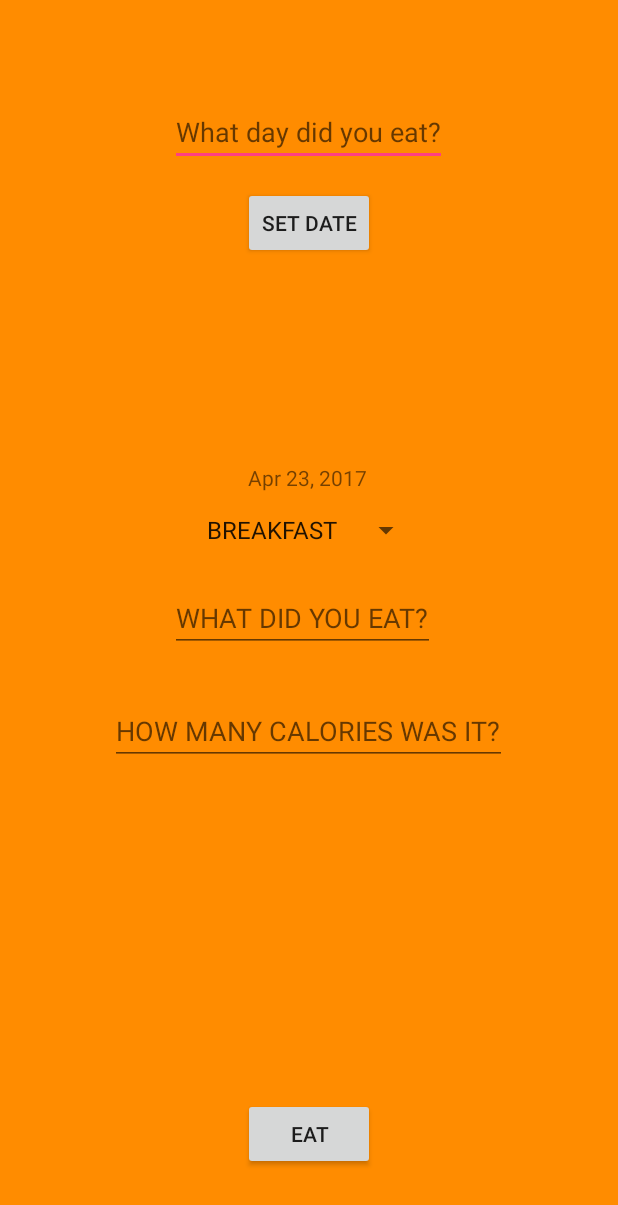
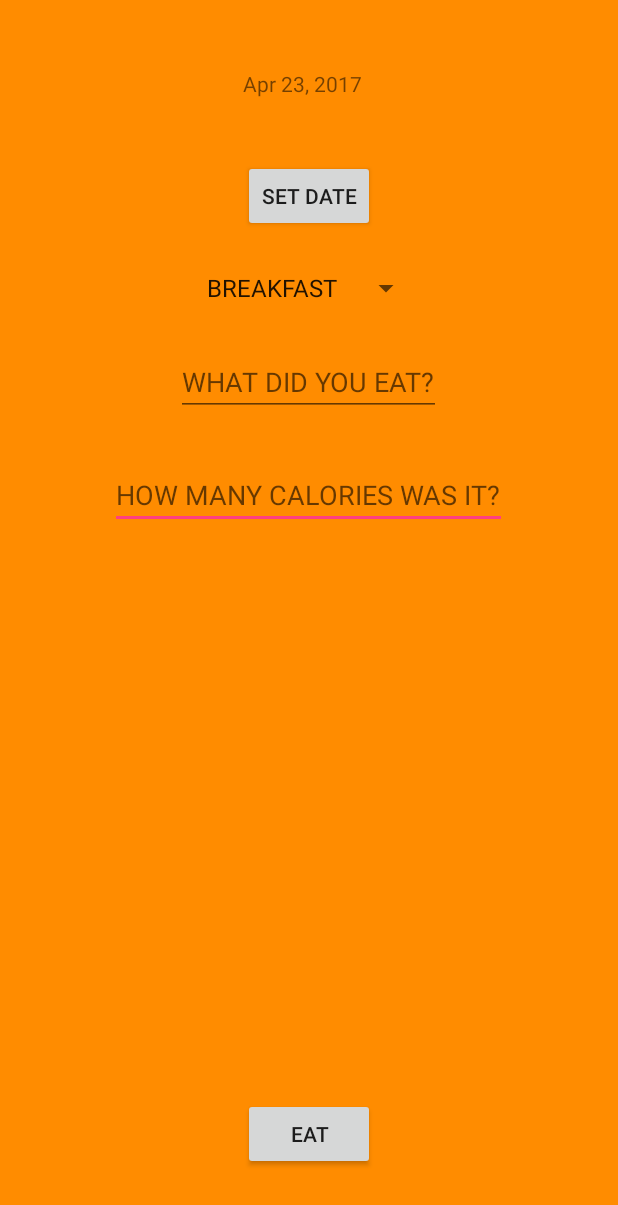
Before and after one commit to IanTennyson/Project2-FoodManagerApp, an Android app: the EatActivity screen opened directly, with no data from a screen before it, on a phone screen of 412 x 824 dp. Shown: the top 1205 px of the screen. Run offline under Robolectric (Android 15) with nearby library versions, the phone set to English and light mode, and no system bars.

Commit message:
success got my calendar loading in my log wohoo

```diff
--- a/app/src/main/java/example/codeclan/com/myfoodtracker/EatActivity.java
+++ b/app/src/main/java/example/codeclan/com/myfoodtracker/EatActivity.java
@@ -28,7 +28,7 @@ public class EatActivity extends FragmentActivity {
 
     DateFormat formatDateTime = DateFormat.getDateInstance();
     Calendar date = Calendar.getInstance();
-    private EditText day;
+    private TextView day;
     private EditText food;
     private EditText cal;
     private Spinner spinner;
@@ -41,13 +41,15 @@ public class EatActivity extends FragmentActivity {
     }
 
 
+
+
     @Override
     protected void onCreate(Bundle savedInstanceState) {
         super.onCreate(savedInstanceState);
         setContentView(R.layout.activity_eat);
         Intent intent = getIntent();
 
-        day = (EditText) findViewById(R.id.day);
+        day = (TextView) findViewById(R.id.day);
         Spinner mySpinner = (Spinner) findViewById(R.id.meal);
         food = (EditText) findViewById(R.id.food);
         cal = (EditText) findViewById(R.id.calories);
@@ -117,7 +119,7 @@ public class EatActivity extends FragmentActivity {
 
 
         ArrayList<Food> foodlist = SharedPreferencesManager.getFoodList(this);
-        foodlist.add(new Food(userChosenDate, "USER ENTERED JOURNAL", mealEntered, foodUserEntered));
+        foodlist.add(new Food(userChosenDate, "70% CAKE 30% MAN", mealEntered, foodUserEntered));
 
         SharedPreferencesManager.setFoodList(this, foodlist);
 
--- a/app/src/main/java/example/codeclan/com/myfoodtracker/Food.java
+++ b/app/src/main/java/example/codeclan/com/myfoodtracker/Food.java
@@ -1,4 +1,6 @@
 package example.codeclan.com.myfoodtracker;
+
+import android.support.annotation.NonNull;
 
 import java.io.Serializable;
 import java.text.SimpleDateFormat;
--- a/app/src/main/java/example/codeclan/com/myfoodtracker/FoodTrackerAdapter.java
+++ b/app/src/main/java/example/codeclan/com/myfoodtracker/FoodTrackerAdapter.java
@@ -30,8 +30,8 @@ public class FoodTrackerAdapter extends ArrayAdapter<Food> {
 
         Food currentFood = getItem(position);
 
-        TextView day = (TextView) listItemView.findViewById(R.id.chosen_date);
-        day.setText(currentFood.getDay().toString());
+        TextView day = (TextView) listItemView.findViewById(R.id.day);
+        day.setText(currentFood.getDay());
 
         TextView title = (TextView) listItemView.findViewById(R.id.journal);
         title.setText(currentFood.getJournal());
--- a/app/src/main/res/layout/activity_eat.xml
+++ b/app/src/main/res/layout/activity_eat.xml
@@ -25,29 +25,6 @@
 
 
     <EditText
-        android:id="@+id/day"
-
-        android:hint="What day did you eat?"
-        android:layout_width="wrap_content"
-        android:layout_height="wrap_content"
-        android:layout_marginTop="49dp"
-        android:layout_alignParentTop="true"
-        android:layout_centerHorizontal="true"
-        />
-
-
-    <EditText
-        android:id="@+id/food"
-
-        android:inputType="textCapCharacters"
-        android:hint="WHAT DID YOU EAT?"
-        android:layout_width="wrap_content"
-        android:layout_height="wrap_content"
-        android:layout_centerVertical="true"
-        android:layout_alignLeft="@+id/day"
-        android:layout_alignStart="@+id/day" />
-
-    <EditText
         android:id="@+id/calories"
 
         android:hint="HOW MANY CALORIES WAS IT?"
@@ -58,17 +35,29 @@
         android:layout_centerHorizontal="true"
         />
 
-    <Spinner
-        android:id="@+id/meal"
+    <TextView
+        android:id="@+id/chosen_date"
 
-
+        android:inputType="textCapCharacters"
+        android:hint="23 APR 2017"
         android:layout_width="wrap_content"
         android:layout_height="wrap_content"
-        android:layout_above="@+id/food"
+
+        android:layout_alignParentTop="true"
+        android:layout_alignLeft="@+id/date_button"
+        android:layout_alignStart="@+id/date_button"
+        android:layout_marginTop="30dp" />
+
+    <EditText
+        android:id="@+id/food"
+
+        android:inputType="textCapCharacters"
+        android:hint="WHAT DID YOU EAT?"
+        android:layout_width="wrap_content"
+        android:layout_height="wrap_content"
+        android:layout_below="@+id/date_button"
         android:layout_centerHorizontal="true"
-        android:layout_marginBottom="24dp">
-
-    </Spinner>
+        android:layout_marginTop="77dp" />
 
     <Button
         android:id="@+id/date_button"
@@ -78,25 +67,24 @@
         android:text="Set Date"
         android:layout_width="wrap_content"
         android:layout_height="wrap_content"
-        android:layout_below="@+id/day"
-        android:layout_alignRight="@+id/submit_new_food"
-        android:layout_alignEnd="@+id/submit_new_food"
-        android:layout_marginTop="14dp"
 
-        />
+        android:layout_marginTop="41dp"
+        android:layout_below="@+id/chosen_date"
+        android:layout_alignLeft="@+id/submit_new_food"
+        android:layout_alignStart="@+id/submit_new_food" />
 
-    <TextView
-        android:id="@+id/chosen_date"
+    <Spinner
+        android:id="@+id/meal"
 
-        android:inputType="textCapCharacters"
-        android:hint="23 APR 2017"
+
         android:layout_width="wrap_content"
         android:layout_height="wrap_content"
-        android:layout_above="@+id/meal"
+
+        android:layout_below="@+id/date_button"
         android:layout_centerHorizontal="true"
-        android:layout_marginBottom="13dp"
-        />
+        android:layout_marginTop="25dp">
 
+    </Spinner>
 
 
 </RelativeLayout>
--- a/app/src/main/res/layout/activity_food_tracker.xml
+++ b/app/src/main/res/layout/activity_food_tracker.xml
@@ -2,6 +2,7 @@
 <LinearLayout xmlns:android="http://schemas.android.com/apk/res/android"
     android:orientation="vertical"
     android:layout_width="match_parent"
+    android:background="#FF8C00"
     android:layout_height="match_parent">
 
     <ListView
--- a/app/src/main/res/layout/food_items.xml
+++ b/app/src/main/res/layout/food_items.xml
@@ -1,6 +1,6 @@
 <?xml version="1.0" encoding="utf-8"?>
 <LinearLayout xmlns:android="http://schemas.android.com/apk/res/android"
-    android:orientation="horizontal"
+    android:orientation="vertical"
     android:layout_width="fill_parent"
     android:layout_height="match_parent"
     android:onClick="getDetailedFood">
```
Also changed, not shown: 1 other file.
